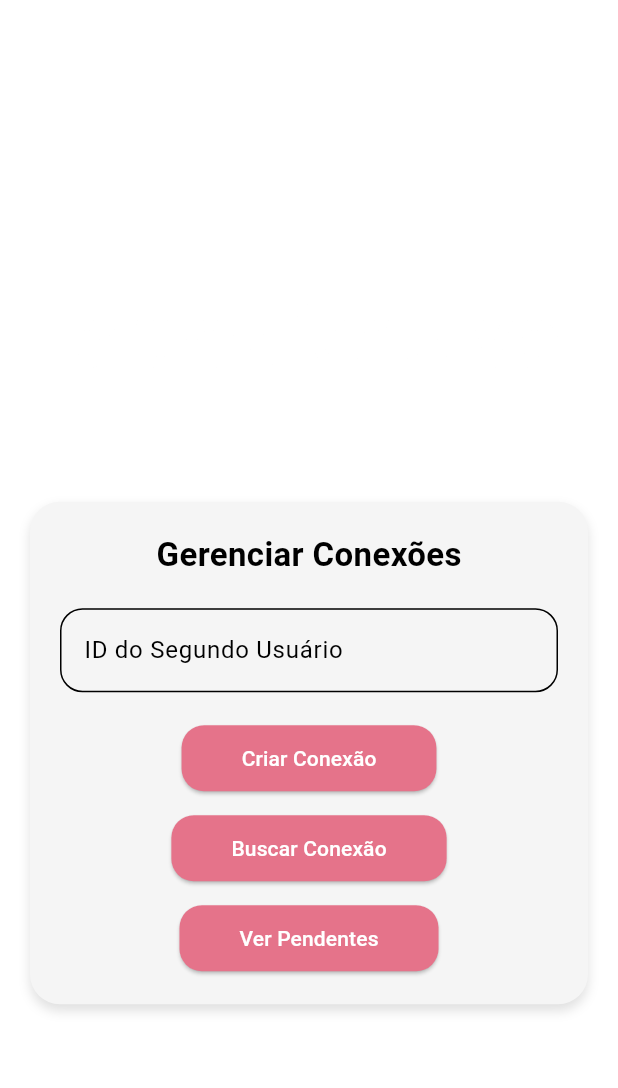
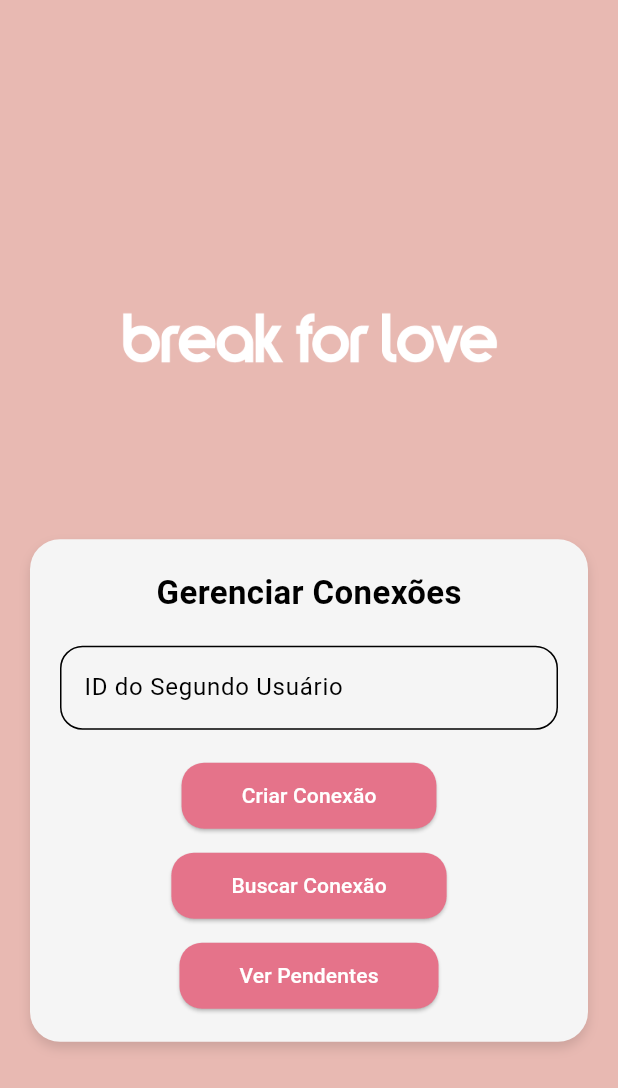
Before and after one commit to SamuelRamos338/breakforlove-conexao, a Flutter app: the ConexaoScreen screen opened directly, on a phone screen of 412 x 824 dp. Shown: the top 1088 px of the screen. Run offline on Flutter 3.47's test engine with Material 3 defaults, Android fonts, the phone set to English and light mode, and no system bars; our stand-ins replace google_nav_bar, table_calendar.

Commit message:
correçoes

```diff
--- a/lib/src/conexao_screen.dart
+++ b/lib/src/conexao_screen.dart
@@ -101,7 +101,7 @@ class _ConexaoScreenState extends State<ConexaoScreen> {
     final primary = Theme.of(context).colorScheme.primary;
 
     return Scaffold(
-      backgroundColor: Colors.white,
+      backgroundColor: Color(0xFFE8B9B2),
       body: Center(
         child: SingleChildScrollView(
           padding: const EdgeInsets.symmetric(horizontal: 20, vertical: 40),
@@ -110,7 +110,8 @@ class _ConexaoScreenState extends State<ConexaoScreen> {
             children: [
               Image.asset(
                 'assets/logoApp.png',
-                height: 150,
+                width: 280,
+                height: 200,
               ),
               const SizedBox(height: 30),
               Container(
```
